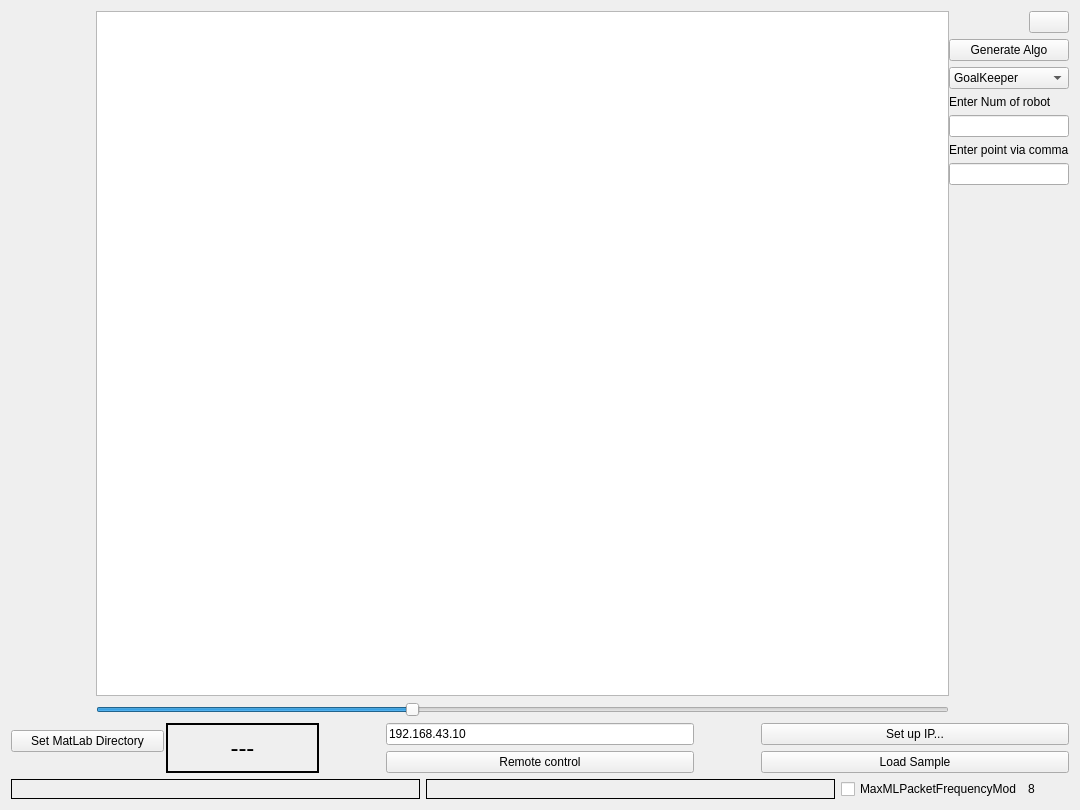
The window that LARCmaCS/larcmacs.ui (vkpankov/LARCmaCS) describes before a commit, drawn with Qt 5.
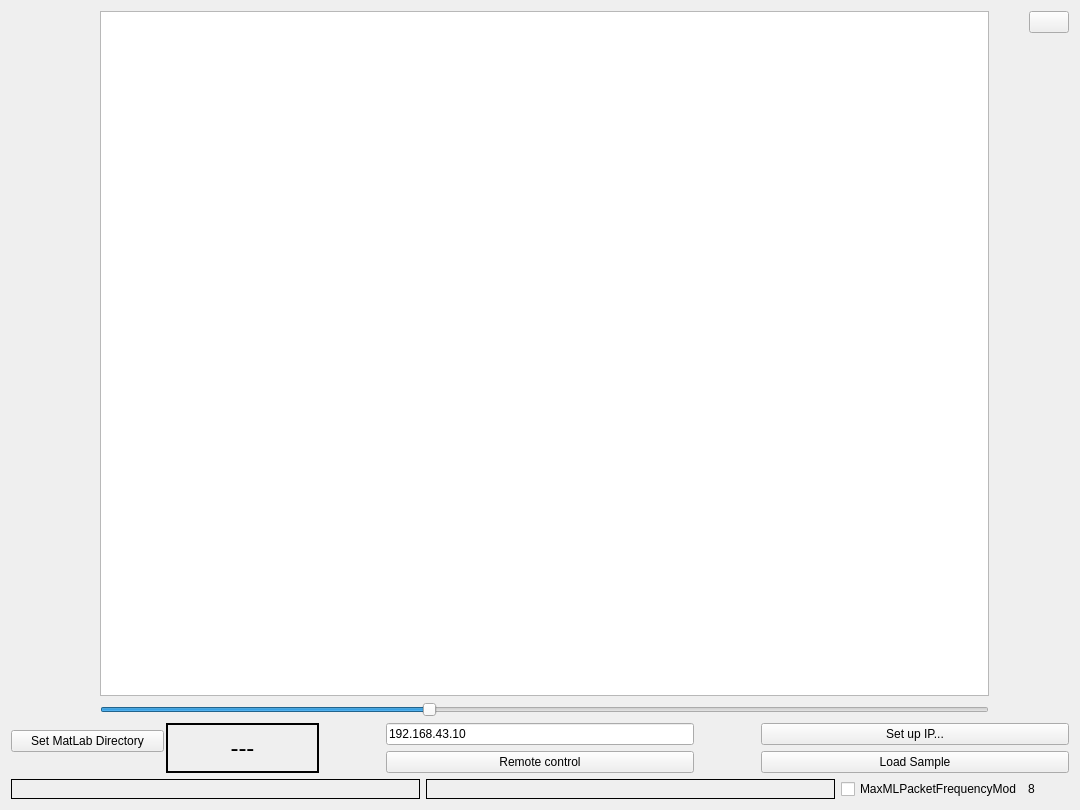
The same window after the commit. Icons and pictures are not drawn.

Commit message: ui for generation algos deleted

Diff of the .ui file:
```diff
--- a/LARCmaCS/larcmacs.ui
+++ b/LARCmaCS/larcmacs.ui
@@ -24,7 +24,7 @@
     <number>11</number>
    </property>
    <item>
-    <layout class="QHBoxLayout" name="horizontalLayout_4" stretch="1,10,1">
+    <layout class="QHBoxLayout" name="horizontalLayout_4" stretch="1,10,0">
      <property name="spacing">
       <number>0</number>
      </property>
@@ -71,7 +71,7 @@
       </layout>
      </item>
      <item>
-      <layout class="QVBoxLayout" name="verticalLayout_2" stretch="0,0,0,0,0,0,0,1">
+      <layout class="QVBoxLayout" name="verticalLayout_2" stretch="0,1">
        <property name="leftMargin">
         <number>0</number>
        </property>
@@ -115,60 +115,6 @@
          </item>
         </layout>
        </item>
-       <item>
-        <widget class="QPushButton" name="pushButton_GenerateAlgo">
-         <property name="text">
-          <string>Generate Algo</string>
-         </property>
-        </widget>
-       </item>
-       <item>
-        <widget class="QComboBox" name="algoChoice">
-         <property name="currentText">
-          <string>GoalKeeper</string>
-         </property>
-         <item>
-          <property name="text">
-           <string>GoalKeeper</string>
-          </property>
-         </item>
-         <item>
-          <property name="text">
-           <string>MoveTo</string>
-          </property>
-         </item>
-         <item>
-          <property name="text">
-           <string>RotateTo</string>
-          </property>
-         </item>
-         <item>
-          <property name="text">
-           <string>Attacker</string>
-          </property>
-         </item>
-        </widget>
-       </item>
-       <item>
-        <widget class="QLabel" name="label">
-         <property name="text">
-          <string>Enter Num of robot</string>
-         </property>
-        </widget>
-       </item>
-       <item>
-        <widget class="QLineEdit" name="inputForAlgoGeneration"/>
-       </item>
-       <item>
-        <widget class="QLabel" name="label_2">
-         <property name="text">
-          <string>Enter point via comma</string>
-         </property>
-        </widget>
-       </item>
-       <item>
-        <widget class="QLineEdit" name="inputForAlgoGenerationPoint"/>
-       </item>
        <item>
         <spacer name="verticalSpacer">
          <property name="orientation">
```
The commit also changes 3 other files.
